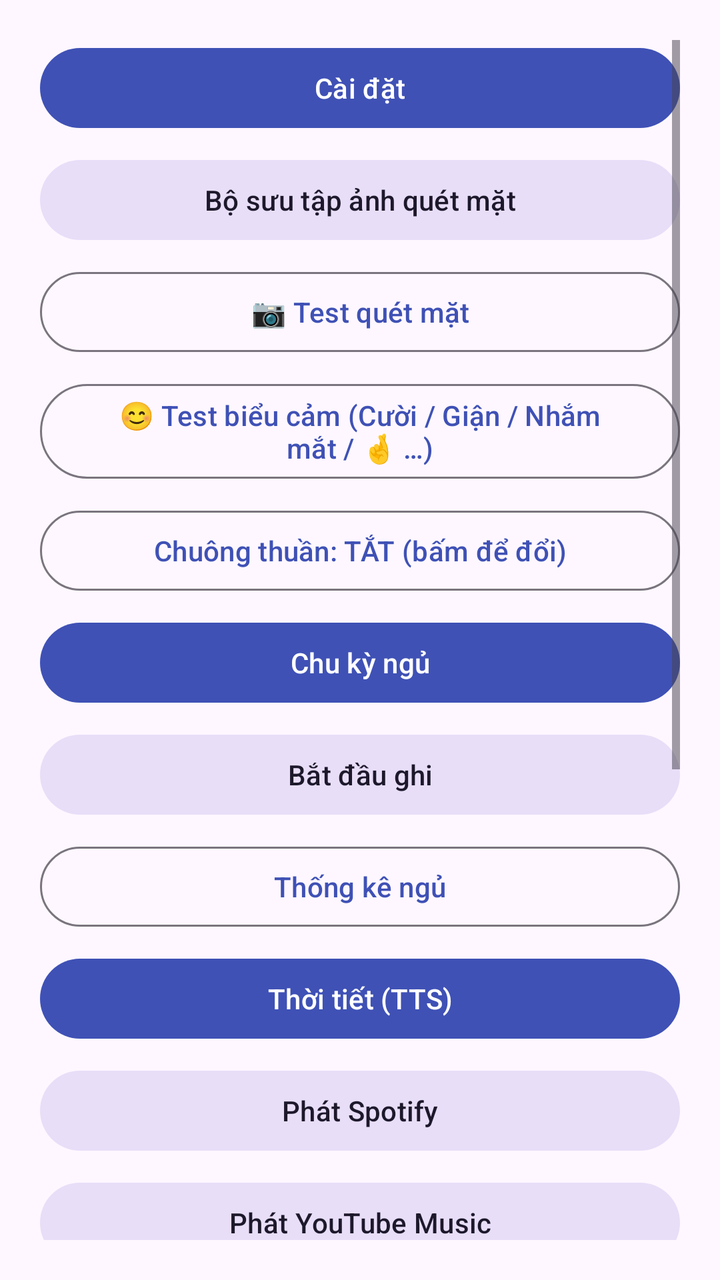
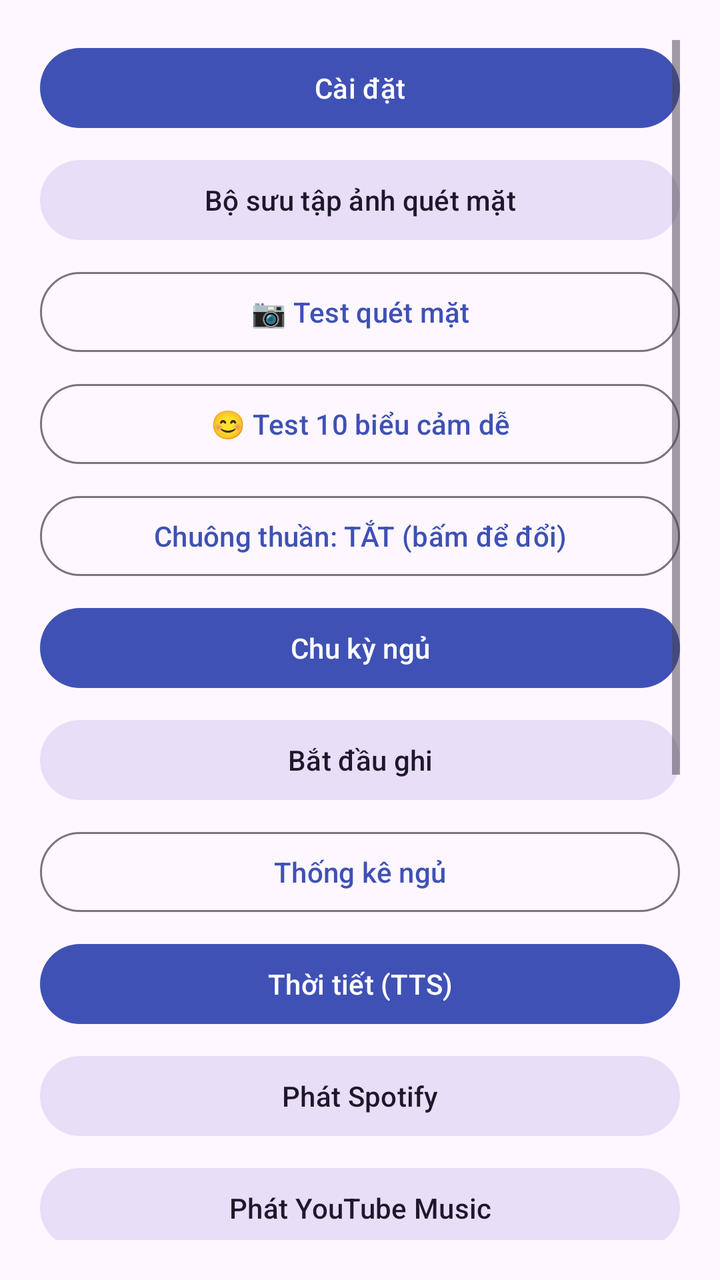

Two renders of the same Android screen: before a commit and after it. Below are the layout's source before the change and the commit's diff.
<!-- AndroidManifest.xml: activity theme Theme.AlarmClock -->
<!-- res/layout/activity_features.xml -->
<?xml version="1.0" encoding="utf-8"?>
<ScrollView xmlns:android="http://schemas.android.com/apk/res/android"
    android:layout_width="match_parent"
    android:layout_height="match_parent"
    android:padding="20dp">

    <LinearLayout
        android:layout_width="match_parent"
        android:layout_height="wrap_content"
        android:orientation="vertical">

        <com.google.android.material.button.MaterialButton
            android:id="@+id/btnSettings"
            android:layout_width="match_parent"
            android:layout_height="wrap_content"
            android:text="Cài đặt"
            android:layout_marginBottom="8dp" />

        <com.google.android.material.button.MaterialButton
            android:id="@+id/btnGallery"
            android:layout_width="match_parent"
            android:layout_height="wrap_content"
            android:text="Bộ sưu tập ảnh quét mặt"
            android:layout_marginBottom="8dp"
            style="@style/Widget.Material3.Button.TonalButton" />

        <com.google.android.material.button.MaterialButton
            android:id="@+id/btnTestFace"
            android:layout_width="match_parent"
            android:layout_height="wrap_content"
            android:text="📷 Test quét mặt"
            android:layout_marginBottom="8dp"
            style="@style/Widget.Material3.Button.OutlinedButton" />

        <com.google.android.material.button.MaterialButton
            android:id="@+id/btnTestExpr"
            android:layout_width="match_parent"
            android:layout_height="wrap_content"
            android:text="😊 Test biểu cảm (Cười / Giận / Nhắm mắt / 🤞 …)"
            android:layout_marginBottom="8dp"
            style="@style/Widget.Material3.Button.OutlinedButton" />

        <com.google.android.material.button.MaterialButton
            android:id="@+id/btnPureAlarm"
            android:layout_width="match_parent"
            android:layout_height="wrap_content"
            android:text="Chuông thuần: TẮT (bấm để đổi)"
            android:layout_marginBottom="8dp"
            style="@style/Widget.Material3.Button.OutlinedButton" />

        <com.google.android.material.button.MaterialButton
            android:id="@+id/btnSleepCycle"
            android:layout_width="match_parent"
            android:layout_height="wrap_content"
            android:text="@string/sleep_cycle_title"
            android:layout_marginBottom="8dp" />

        <com.google.android.material.button.MaterialButton
            android:id="@+id/btnDreamJournal"
            android:layout_width="match_parent"
            android:layout_height="wrap_content"
            android:text="@string/start_record"
            android:layout_marginBottom="8dp"
            style="@style/Widget.Material3.Button.TonalButton" />

        <com.google.android.material.button.MaterialButton
            android:id="@+id/btnSleepStats"
            android:layout_width="match_parent"
            android:layout_height="wrap_content"
            android:text="Thống kê ngủ"
            android:layout_marginBottom="8dp"
            style="@style/Widget.Material3.Button.OutlinedButton" />

        <com.google.android.material.button.MaterialButton
            android:id="@+id/btnWeather"
            android:layout_width="match_parent"
            android:layout_height="wrap_content"
            android:text="Thời tiết (TTS)"
            android:layout_marginBottom="8dp" />

        <com.google.android.material.button.MaterialButton
            android:id="@+id/btnSpotify"
            android:layout_width="match_parent"
            android:layout_height="wrap_content"
            android:text="Phát Spotify"
            android:layout_marginBottom="8dp"
            style="@style/Widget.Material3.Button.TonalButton" />

        <com.google.android.material.button.MaterialButton
            android:id="@+id/btnYoutube"
            android:layout_width="match_parent"
            android:layout_height="wrap_content"
            android:text="Phát YouTube Music"
            android:layout_marginBottom="8dp"
            style="@style/Widget.Material3.Button.TonalButton" />

        <com.google.android.material.button.MaterialButton
            android:id="@+id/btnCloudPush"
            android:layout_width="match_parent"
            android:layout_height="wrap_content"
            android:text="Cloud Sync → Đẩy lên"
            android:layout_marginBottom="8dp"
            style="@style/Widget.Material3.Button.OutlinedButton" />

        <com.google.android.material.button.MaterialButton
            android:id="@+id/btnCloudPull"
            android:layout_width="match_parent"
            android:layout_height="wrap_content"
            android:text="Cloud Sync ← Kéo về"
            android:layout_marginBottom="16dp"
            style="@style/Widget.Material3.Button.OutlinedButton" />

        <TextView
            android:layout_width="match_parent"
            android:layout_height="wrap_content"
            android:text="Emergency SMS &amp; GPS"
            android:textStyle="bold"
            android:layout_marginBottom="8dp" />

        <com.google.android.material.button.MaterialButton
            android:id="@+id/btnEmergencySetup"
            android:layout_width="match_parent"
            android:layout_height="wrap_content"
            android:text="Đặt số cứu viện"
            android:layout_marginBottom="8dp"
            style="@style/Widget.Material3.Button.OutlinedButton" />

        <com.google.android.material.button.MaterialButton
            android:id="@+id/btnEmergencySend"
            android:layout_width="match_parent"
            android:layout_height="wrap_content"
            android:text="Gửi SMS cứu viện + GPS"
            android:layout_marginBottom="8dp" />

        <com.google.android.material.button.MaterialButton
            android:id="@+id/btnSaveGpsHome"
            android:layout_width="match_parent"
            android:layout_height="wrap_content"
            android:text="Lưu vị trí hiện tại (nhà/cơ quan)"
            android:layout_marginBottom="8dp"
            style="@style/Widget.Material3.Button.TonalButton" />

        <com.google.android.material.button.MaterialButton
            android:id="@+id/btnCheckGps"
            android:layout_width="match_parent"
            android:layout_height="wrap_content"
            android:text="Kiểm tra gần vị trí đã lưu"
            android:layout_marginBottom="16dp"
            style="@style/Widget.Material3.Button.OutlinedButton" />

        <TextView
            android:layout_width="match_parent"
            android:layout_height="wrap_content"
            android:text="Lưu ý: SMS cần quyền SEND_SMS (Google Play hạn chế). GPS cần bật định vị. Smart Home chưa cấu hình."
            android:textSize="12sp"
            android:textColor="?android:attr/textColorSecondary" />
    </LinearLayout>
</ScrollView>
<!-- resources referenced by this layout -->
<resources>
  <string name="sleep_cycle_title">Chu kỳ ngủ</string>
  <string name="start_record">Bắt đầu ghi</string>
  <style name="Theme.AlarmClock" parent="Theme.Material3.DayNight.NoActionBar">
          <item name="colorPrimary">#3F51B5</item>
          <item name="colorPrimaryVariant">#303F9F</item>
          <item name="colorOnPrimary">@android:color/white</item>
          <item name="colorSecondary">#FF4081</item>
          <item name="android:windowAnimationStyle">@style/WindowFadeThrough</item>
      </style>
  <style name="WindowFadeThrough">
          <item name="android:activityOpenEnterAnimation">@anim/fade_through_enter</item>
          <item name="android:activityOpenExitAnimation">@anim/fade_through_exit</item>
          <item name="android:activityCloseEnterAnimation">@anim/fade_through_enter</item>
          <item name="android:activityCloseExitAnimation">@anim/fade_through_exit</item>
      </style>
</resources>

<!-- the commit's change to res/layout/activity_features.xml (unified diff, before → after) -->
@@ -36,7 +36,7 @@
             android:id="@+id/btnTestExpr"
             android:layout_width="match_parent"
             android:layout_height="wrap_content"
-            android:text="😊 Test biểu cảm (Cười / Giận / Nhắm mắt / 🤞 …)"
+            android:text="😊 Test 10 biểu cảm dễ"
             android:layout_marginBottom="8dp"
             style="@style/Widget.Material3.Button.OutlinedButton" />
 
